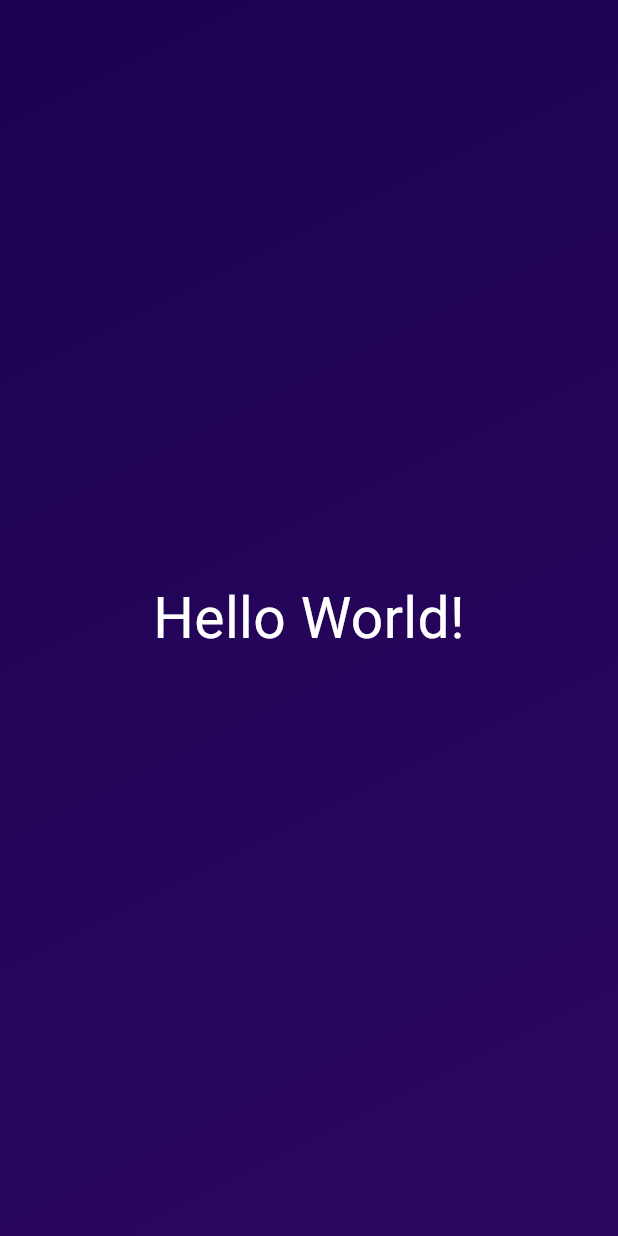
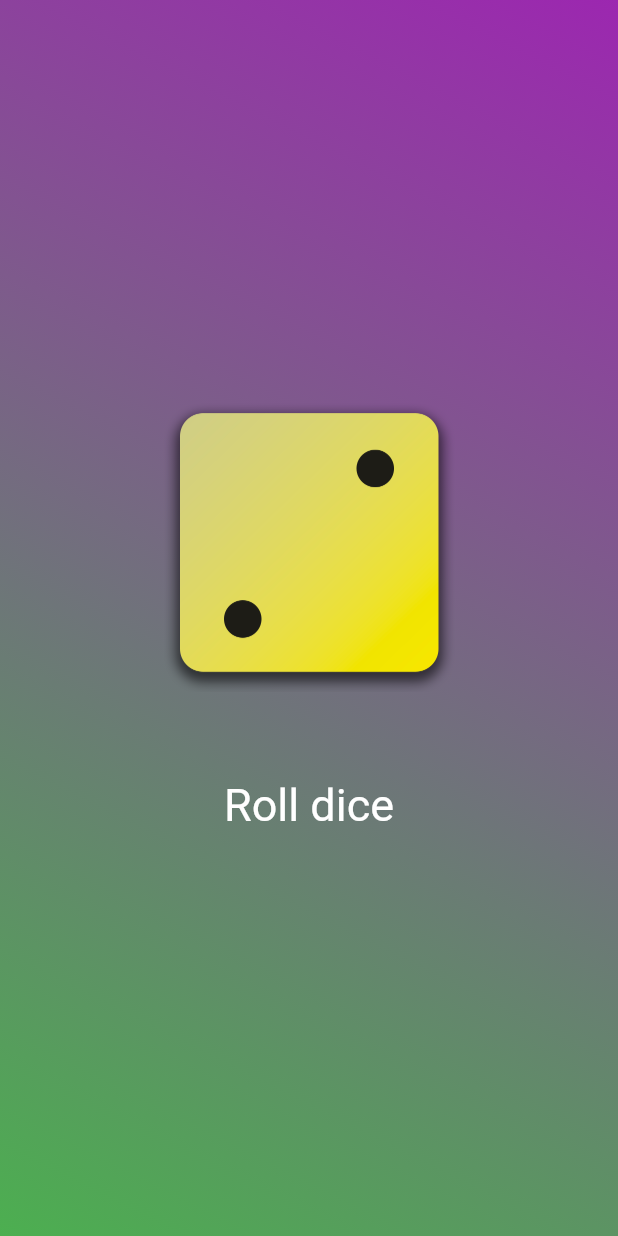
Before and after one commit to huypham85/first_app, a Flutter app: the screen it shows after launch, on a phone screen of 412 x 824 dp. Run offline on Flutter 3.47's test engine with Material 3 defaults, Android fonts, the phone set to English and light mode, and no system bars.

Commit message:
part 46 chap 2

```diff
--- a/lib/gradient_container.dart
+++ b/lib/gradient_container.dart
@@ -1,24 +1,57 @@
-import 'package:first_app/styled_text.dart';
 import 'package:flutter/material.dart';
 
 class GradientContainer extends StatelessWidget {
-  const GradientContainer({super.key});
+  const GradientContainer(
+      {required this.startColor,
+      required this.endColor,
+      required this.begin,
+      required this.end,
+      super.key});
+  final Color startColor;
+  final Color endColor;
+  final Alignment begin;
+  final Alignment end;
 
   @override
   Widget build(context) {
     return Container(
-        decoration: const BoxDecoration(
-          gradient: LinearGradient(
-            colors: [
-              Color.fromARGB(255, 26, 2, 80),
-              Color.fromARGB(255, 45, 7, 98),
-            ],
-            begin: Alignment.topLeft,
-            end: Alignment.bottomRight,
-          ),
+      decoration: BoxDecoration(
+        gradient: LinearGradient(
+          colors: [
+            startColor,
+            endColor,
+          ],
+          begin: begin,
+          end: end,
         ),
-        child: const Center(
-          child: StyledText(),
-        ));
+      ),
+      child: Center(
+        child: Column(
+          mainAxisSize: MainAxisSize.min,
+          children: [
+            Image.asset(
+              'assets/images/dice-2.png',
+              width: 200,
+            ),
+            const SizedBox(
+              height: 50,
+            ),
+            TextButton(
+              onPressed: onPressed,
+              style: TextButton.styleFrom(
+                // padding: const EdgeInsets.only(top: 30),
+                foregroundColor: Colors.white,
+                textStyle: const TextStyle(fontSize: 30),
+              ),
+              child: const Text("Roll dice"),
+            ),
+          ],
+        ),
+      ),
+    );
+  }
+
+  void onPressed() {
+    // diceImage = 'assets/images/dice-4.png';
   }
 }
--- a/lib/main.dart
+++ b/lib/main.dart
@@ -5,7 +5,7 @@ void main() {
   runApp(
     const MaterialApp(
       home: Scaffold(
-        body: GradientContainer(),
+        body: GradientContainer(startColor: Colors.green, endColor: Colors.purple, begin: Alignment.bottomLeft, end: Alignment.topRight),
       ),
     ),
   );
--- a/lib/styled_text.dart
+++ b/lib/styled_text.dart
@@ -1,15 +1,21 @@
 import 'package:flutter/material.dart';
 
 class StyledText extends StatelessWidget {
-  const StyledText({super.key});
-
+  const StyledText(
+      {required this.text,
+      required this.color,
+      required this.fontSize,
+      super.key});
+  final String text;
+  final Color color;
+  final double fontSize;
   @override
   Widget build(BuildContext context) {
-    return const Text(
-      'Hello World!',
+    return Text(
+      text,
       style: TextStyle(
-        color: Colors.white,
-        fontSize: 38,
+        color: color,
+        fontSize: fontSize,
       ),
     );
   }
```
Also changed, not shown: pubspec.yaml (+7 -3 lines), assets/images/dice-1.png (added), assets/images/dice-2.png (added), assets/images/dice-3.png (added), assets/images/dice-4.png (added), assets/images/dice-5.png (added), assets/images/dice-6.png (added), 1 other file.
